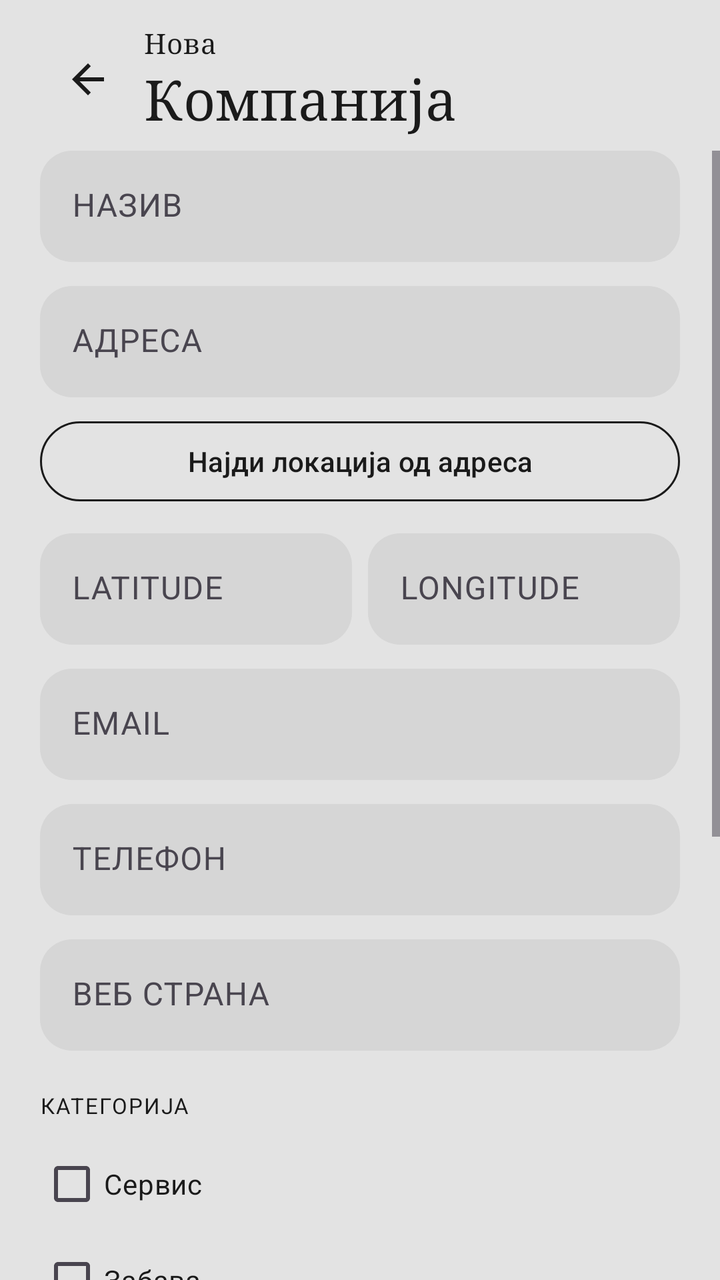
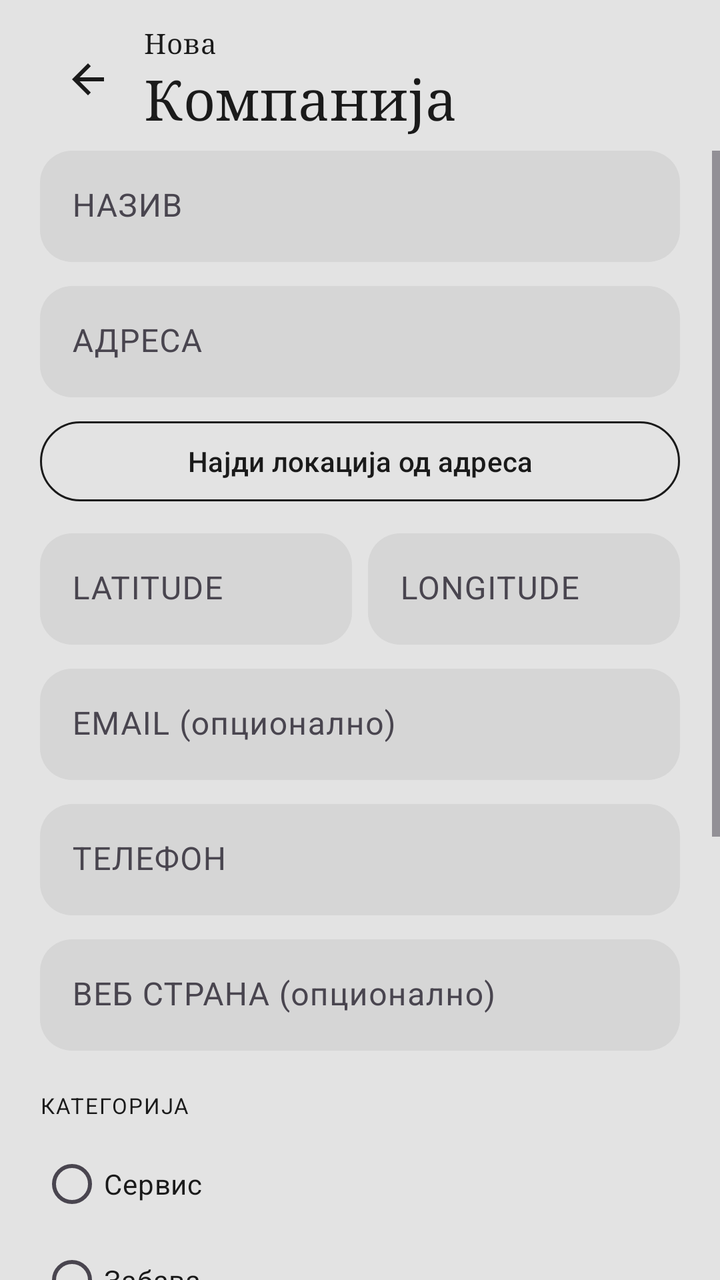

Screens rendered from an Android XML layout before and after an edit, with the pre-edit source and the edit as a unified diff.
<!-- AndroidManifest.xml: application theme Theme.Mesto_samostojna -->
<!-- res/layout/activity_add_company.xml -->
<?xml version="1.0" encoding="utf-8"?>
<LinearLayout xmlns:android="http://schemas.android.com/apk/res/android"
    xmlns:app="http://schemas.android.com/apk/res-auto"
    xmlns:tools="http://schemas.android.com/tools"
    android:id="@+id/add_company_root"
    android:layout_width="match_parent"
    android:layout_height="match_parent"
    android:background="@color/cream"
    android:orientation="vertical"
    tools:context=".AddCompanyActivity">

    
    <LinearLayout
        android:id="@+id/add_company_header"
        android:layout_width="match_parent"
        android:layout_height="wrap_content"
        android:gravity="center_vertical"
        android:orientation="horizontal"
        android:paddingStart="20dp"
        android:paddingTop="12dp"
        android:paddingEnd="20dp"
        android:paddingBottom="8dp">

        <ImageButton
            android:id="@+id/btn_back"
            android:layout_width="48dp"
            android:layout_height="48dp"
            android:background="?attr/selectableItemBackgroundBorderless"
            android:contentDescription="@string/nav_back"
            android:padding="12dp"
            android:src="@drawable/ic_arrow_back"
            app:tint="@color/ink" />

        <LinearLayout
            android:layout_width="0dp"
            android:layout_height="wrap_content"
            android:layout_marginStart="4dp"
            android:layout_weight="1"
            android:orientation="vertical">

            <TextView
                android:layout_width="wrap_content"
                android:layout_height="wrap_content"
                android:fontFamily="serif"
                android:letterSpacing="0.02"
                android:text="@string/screen_new_company_title_small"
                android:textColor="@color/ink"
                android:textSize="14sp" />

            <TextView
                android:layout_width="wrap_content"
                android:layout_height="wrap_content"
                android:fontFamily="serif"
                android:letterSpacing="0.01"
                android:text="@string/screen_new_company_title_large"
                android:textColor="@color/ink"
                android:textSize="28sp" />
        </LinearLayout>
    </LinearLayout>

    
    <ScrollView
        android:id="@+id/add_company_scroll"
        android:layout_width="match_parent"
        android:layout_height="0dp"
        android:layout_weight="1"
        android:clipToPadding="false"
        android:fadeScrollbars="false"
        android:fillViewport="false"
        android:scrollbars="vertical"
        android:scrollbarStyle="outsideOverlay"
        android:paddingStart="20dp"
        android:paddingEnd="20dp"
        android:paddingBottom="8dp">

        <LinearLayout
            android:layout_width="match_parent"
            android:layout_height="wrap_content"
            android:orientation="vertical">

            <com.google.android.material.textfield.TextInputLayout
                android:id="@+id/til_name"
                style="@style/Widget.Material3.TextInputLayout.FilledBox"
                android:layout_width="match_parent"
                android:layout_height="wrap_content"
                android:hint="@string/label_name"
                app:boxBackgroundColor="@color/linen"
                app:boxCornerRadiusBottomEnd="16dp"
                app:boxCornerRadiusBottomStart="16dp"
                app:boxCornerRadiusTopEnd="16dp"
                app:boxCornerRadiusTopStart="16dp"
                app:boxStrokeWidth="0dp"
                app:boxStrokeWidthFocused="0dp">

                <com.google.android.material.textfield.TextInputEditText
                    android:id="@+id/input_name"
                    android:layout_width="match_parent"
                    android:layout_height="wrap_content"
                    android:inputType="textCapWords"
                    android:textColor="@color/ink" />
            </com.google.android.material.textfield.TextInputLayout>

            <Space
                android:layout_width="match_parent"
                android:layout_height="12dp" />

            <com.google.android.material.textfield.TextInputLayout
                android:id="@+id/til_address"
                style="@style/Widget.Material3.TextInputLayout.FilledBox"
                android:layout_width="match_parent"
                android:layout_height="wrap_content"
                android:hint="@string/label_address"
                app:boxBackgroundColor="@color/linen"
                app:boxCornerRadiusBottomEnd="16dp"
                app:boxCornerRadiusBottomStart="16dp"
                app:boxCornerRadiusTopEnd="16dp"
                app:boxCornerRadiusTopStart="16dp"
                app:boxStrokeWidth="0dp"
                app:boxStrokeWidthFocused="0dp">

                <com.google.android.material.textfield.TextInputEditText
                    android:id="@+id/input_address"
                    android:layout_width="match_parent"
                    android:layout_height="wrap_content"
                    android:inputType="textPostalAddress"
                    android:textColor="@color/ink" />
            </com.google.android.material.textfield.TextInputLayout>

            <com.google.android.material.button.MaterialButton
                android:id="@+id/btn_find_location"
                style="@style/Widget.Material3.Button.OutlinedButton"
                android:layout_width="match_parent"
                android:layout_height="wrap_content"
                android:layout_marginTop="8dp"
                android:text="@string/btn_find_location"
                app:cornerRadius="24dp"
                app:strokeColor="@color/ink" />

            <Space
                android:layout_width="match_parent"
                android:layout_height="12dp" />

            <LinearLayout
                android:layout_width="match_parent"
                android:layout_height="wrap_content"
                android:orientation="horizontal">

                <com.google.android.material.textfield.TextInputLayout
                    android:id="@+id/til_latitude"
                    style="@style/Widget.Material3.TextInputLayout.FilledBox"
                    android:layout_width="0dp"
                    android:layout_height="wrap_content"
                    android:layout_marginEnd="8dp"
                    android:layout_weight="1"
                    android:hint="@string/label_latitude"
                    app:boxBackgroundColor="@color/linen"
                    app:boxCornerRadiusBottomEnd="16dp"
                    app:boxCornerRadiusBottomStart="16dp"
                    app:boxCornerRadiusTopEnd="16dp"
                    app:boxCornerRadiusTopStart="16dp"
                    app:boxStrokeWidth="0dp"
                    app:boxStrokeWidthFocused="0dp">

                    <com.google.android.material.textfield.TextInputEditText
                        android:id="@+id/input_latitude"
                        android:layout_width="match_parent"
                        android:layout_height="wrap_content"
                        android:inputType="numberDecimal|numberSigned"
                        android:textColor="@color/ink" />
                </com.google.android.material.textfield.TextInputLayout>

                <com.google.android.material.textfield.TextInputLayout
                    android:id="@+id/til_longitude"
                    style="@style/Widget.Material3.TextInputLayout.FilledBox"
                    android:layout_width="0dp"
                    android:layout_height="wrap_content"
                    android:layout_weight="1"
                    android:hint="@string/label_longitude"
                    app:boxBackgroundColor="@color/linen"
                    app:boxCornerRadiusBottomEnd="16dp"
                    app:boxCornerRadiusBottomStart="16dp"
                    app:boxCornerRadiusTopEnd="16dp"
                    app:boxCornerRadiusTopStart="16dp"
                    app:boxStrokeWidth="0dp"
                    app:boxStrokeWidthFocused="0dp">

                    <com.google.android.material.textfield.TextInputEditText
                        android:id="@+id/input_longitude"
                        android:layout_width="match_parent"
                        android:layout_height="wrap_content"
                        android:inputType="numberDecimal|numberSigned"
                        android:textColor="@color/ink" />
                </com.google.android.material.textfield.TextInputLayout>
            </LinearLayout>

            <Space
                android:layout_width="match_parent"
                android:layout_height="12dp" />

            <com.google.android.material.textfield.TextInputLayout
                android:id="@+id/til_email"
                style="@style/Widget.Material3.TextInputLayout.FilledBox"
                android:layout_width="match_parent"
                android:layout_height="wrap_content"
                android:hint="@string/label_email"
                app:boxBackgroundColor="@color/linen"
                app:boxCornerRadiusBottomEnd="16dp"
                app:boxCornerRadiusBottomStart="16dp"
                app:boxCornerRadiusTopEnd="16dp"
                app:boxCornerRadiusTopStart="16dp"
                app:boxStrokeWidth="0dp"
                app:boxStrokeWidthFocused="0dp">

                <com.google.android.material.textfield.TextInputEditText
                    android:id="@+id/input_email"
                    android:layout_width="match_parent"
                    android:layout_height="wrap_content"
                    android:inputType="textEmailAddress"
                    android:textColor="@color/ink" />
            </com.google.android.material.textfield.TextInputLayout>

            <Space
                android:layout_width="match_parent"
                android:layout_height="12dp" />

            <com.google.android.material.textfield.TextInputLayout
                android:id="@+id/til_phone"
                style="@style/Widget.Material3.TextInputLayout.FilledBox"
                android:layout_width="match_parent"
                android:layout_height="wrap_content"
                android:hint="@string/label_phone"
                app:boxBackgroundColor="@color/linen"
                app:boxCornerRadiusBottomEnd="16dp"
                app:boxCornerRadiusBottomStart="16dp"
                app:boxCornerRadiusTopEnd="16dp"
                app:boxCornerRadiusTopStart="16dp"
                app:boxStrokeWidth="0dp"
                app:boxStrokeWidthFocused="0dp">

                <com.google.android.material.textfield.TextInputEditText
                    android:id="@+id/input_phone"
                    android:layout_width="match_parent"
                    android:layout_height="wrap_content"
                    android:inputType="phone"
                    android:textColor="@color/ink" />
            </com.google.android.material.textfield.TextInputLayout>

            <Space
                android:layout_width="match_parent"
                android:layout_height="12dp" />

            <com.google.android.material.textfield.TextInputLayout
                android:id="@+id/til_website"
                style="@style/Widget.Material3.TextInputLayout.FilledBox"
                android:layout_width="match_parent"
                android:layout_height="wrap_content"
                android:hint="@string/label_website"
                app:boxBackgroundColor="@color/linen"
                app:boxCornerRadiusBottomEnd="16dp"
                app:boxCornerRadiusBottomStart="16dp"
                app:boxCornerRadiusTopEnd="16dp"
                app:boxCornerRadiusTopStart="16dp"
                app:boxStrokeWidth="0dp"
                app:boxStrokeWidthFocused="0dp">

                <com.google.android.material.textfield.TextInputEditText
                    android:id="@+id/input_website"
                    android:layout_width="match_parent"
                    android:layout_height="wrap_content"
                    android:inputType="textUri"
                    android:textColor="@color/ink" />
            </com.google.android.material.textfield.TextInputLayout>

            <Space
                android:layout_width="match_parent"
                android:layout_height="20dp" />

            <TextView
                android:layout_width="wrap_content"
                android:layout_height="wrap_content"
                android:letterSpacing="0.06"
                android:text="@string/label_category"
                android:textAllCaps="true"
                android:textColor="@color/ink"
                android:textSize="11sp" />

            <LinearLayout
                android:layout_width="match_parent"
                android:layout_height="wrap_content"
                android:layout_marginTop="8dp"
                android:orientation="vertical">

                <com.google.android.material.checkbox.MaterialCheckBox
                    android:id="@+id/cb_cat_service"
                    android:layout_width="match_parent"
                    android:layout_height="wrap_content"
                    android:text="@string/cat_service"
                    android:textColor="@color/ink" />

                <com.google.android.material.checkbox.MaterialCheckBox
                    android:id="@+id/cb_cat_entertainment"
                    android:layout_width="match_parent"
                    android:layout_height="wrap_content"
                    android:text="@string/cat_entertainment"
                    android:textColor="@color/ink" />

                <com.google.android.material.checkbox.MaterialCheckBox
                    android:id="@+id/cb_cat_industry"
                    android:layout_width="match_parent"
                    android:layout_height="wrap_content"
                    android:text="@string/cat_industry"
                    android:textColor="@color/ink" />

                <com.google.android.material.checkbox.MaterialCheckBox
                    android:id="@+id/cb_cat_education"
                    android:layout_width="match_parent"
                    android:layout_height="wrap_content"
                    android:text="@string/cat_education"
                    android:textColor="@color/ink" />

                <com.google.android.material.checkbox.MaterialCheckBox
                    android:id="@+id/cb_cat_other"
                    android:layout_width="match_parent"
                    android:layout_height="wrap_content"
                    android:text="@string/cat_other"
                    android:textColor="@color/ink" />
            </LinearLayout>

            <Space
                android:layout_width="match_parent"
                android:layout_height="20dp" />

            <TextView
                android:layout_width="wrap_content"
                android:layout_height="wrap_content"
                android:letterSpacing="0.06"
                android:text="@string/label_location"
                android:textAllCaps="true"
                android:textColor="@color/ink"
                android:textSize="11sp" />

            <LinearLayout
                android:id="@+id/location_preview"
                android:layout_width="match_parent"
                android:layout_height="wrap_content"
                android:layout_marginTop="8dp"
                android:background="@drawable/bg_location_card"
                android:gravity="center_vertical"
                android:orientation="horizontal"
                android:padding="14dp">

                <ImageView
                    android:layout_width="22dp"
                    android:layout_height="22dp"
                    android:contentDescription="@string/label_location"
                    android:importantForAccessibility="no"
                    android:src="@drawable/ic_location_pin" />

                <TextView
                    android:id="@+id/text_location_coords"
                    android:layout_width="0dp"
                    android:layout_height="wrap_content"
                    android:layout_marginStart="10dp"
                    android:layout_weight="1"
                    android:fontFamily="sans-serif-medium"
                    android:text="@string/location_placeholder"
                    android:textColor="@color/ink"
                    android:textSize="14sp" />
            </LinearLayout>

            <Space
                android:layout_width="match_parent"
                android:layout_height="24dp" />

            <com.google.android.material.button.MaterialButton
                android:id="@+id/btn_save"
                style="@style/Widget.Material3.Button"
                android:layout_width="match_parent"
                android:layout_height="56dp"
                android:layout_marginBottom="24dp"
                android:insetTop="0dp"
                android:insetBottom="0dp"
                android:text="@string/btn_save"
                android:textAllCaps="true"
                android:textSize="15sp"
                app:backgroundTint="@color/ink"
                app:cornerRadius="28dp" />
        </LinearLayout>
    </ScrollView>
</LinearLayout>
<!-- resources referenced by this layout -->
<resources>
  <color name="cream">#E3E3E3</color>
  <color name="ink">#1A1A1A</color>
  <color name="linen">#D6D6D6</color>
  <!-- drawable bg_location_card (drawable) -->
  <?xml version="1.0" encoding="utf-8"?>
  <shape xmlns:android="http://schemas.android.com/apk/res/android"
      android:shape="rectangle">
      <solid android:color="@color/linen" />
      <corners android:radius="16dp" />
      <stroke
          android:width="1dp"
          android:color="@color/sand" />
  </shape>
  <!-- drawable ic_arrow_back (drawable) -->
  <?xml version="1.0" encoding="utf-8"?>
  <vector xmlns:android="http://schemas.android.com/apk/res/android"
      android:width="24dp"
      android:height="24dp"
      android:viewportWidth="24"
      android:viewportHeight="24">
      <path
          android:fillColor="#FF000000"
          android:pathData="M20,11H7.83l5.59,-5.59L12,4l-8,8 8,8 1.41,-1.41L7.83,13H20v-2z" />
  </vector>
  <!-- drawable ic_location_pin (drawable) -->
  <?xml version="1.0" encoding="utf-8"?>
  <vector xmlns:android="http://schemas.android.com/apk/res/android"
      android:width="24dp"
      android:height="24dp"
      android:viewportWidth="24"
      android:viewportHeight="24">
      <path
          android:fillColor="#B87D6B"
          android:pathData="M12,2C8.13,2 5,5.13 5,9c0,5.25 7,13 7,13s7,-7.75 7,-13c0,-3.87 -3.13,-7 -7,-7zM12,11.5c-1.38,0 -2.5,-1.12 -2.5,-2.5s1.12,-2.5 2.5,-2.5 2.5,1.12 2.5,2.5 -1.12,2.5 -2.5,2.5z" />
  </vector>
  <string name="btn_find_location">Најди локација од адреса</string>
  <string name="btn_save">ЗАЧУВАЈ</string>
  <string name="cat_education">Едукација</string>
  <string name="cat_entertainment">Забава</string>
  <string name="cat_industry">Индустрија</string>
  <string name="cat_other">Друго</string>
  <string name="cat_service">Сервис</string>
  <string name="label_address">АДРЕСА</string>
  <string name="label_category">КАТЕГОРИЈА</string>
  <string name="label_email">EMAIL</string>
  <string name="label_latitude">LATITUDE</string>
  <string name="label_location">ЛОКАЦИЈА</string>
  <string name="label_longitude">LONGITUDE</string>
  <string name="label_name">НАЗИВ</string>
  <string name="label_phone">ТЕЛЕФОН</string>
  <string name="label_website">ВЕБ СТРАНА</string>
  <string name="location_placeholder">41.7452° N - 22.1939° E</string>
  <string name="nav_back">Назад</string>
  <string name="screen_new_company_title_large">Компанија</string>
  <string name="screen_new_company_title_small">Нова</string>
  <style name="Theme.Mesto_samostojna" parent="Base.Theme.Mesto_samostojna" />
  <color name="sand">#CFCFCF</color>
  <style name="Base.Theme.Mesto_samostojna" parent="Theme.Material3.DayNight.NoActionBar">
          <item name="android:statusBarColor">@color/cream</item>
          <item name="android:navigationBarColor">@color/cream</item>
          <item name="android:windowLightStatusBar">true</item>
          <item name="colorPrimary">@color/ink</item>
          <item name="colorSurface">@color/cream</item>
          <item name="android:colorBackground">@color/cream</item>
      </style>
</resources>

<!-- the commit's change to res/layout/activity_add_company.xml (unified diff, before → after) -->
@@ -284,47 +284,48 @@
                 android:textColor="@color/ink"
                 android:textSize="11sp" />
 
-            <LinearLayout
+            <RadioGroup
+                android:id="@+id/rg_categories"
                 android:layout_width="match_parent"
                 android:layout_height="wrap_content"
                 android:layout_marginTop="8dp"
                 android:orientation="vertical">
 
-                <com.google.android.material.checkbox.MaterialCheckBox
-                    android:id="@+id/cb_cat_service"
+                <com.google.android.material.radiobutton.MaterialRadioButton
+                    android:id="@+id/rb_cat_service"
                     android:layout_width="match_parent"
                     android:layout_height="wrap_content"
                     android:text="@string/cat_service"
                     android:textColor="@color/ink" />
 
-                <com.google.android.material.checkbox.MaterialCheckBox
-                    android:id="@+id/cb_cat_entertainment"
+                <com.google.android.material.radiobutton.MaterialRadioButton
+                    android:id="@+id/rb_cat_entertainment"
                     android:layout_width="match_parent"
                     android:layout_height="wrap_content"
                     android:text="@string/cat_entertainment"
                     android:textColor="@color/ink" />
 
-                <com.google.android.material.checkbox.MaterialCheckBox
-                    android:id="@+id/cb_cat_industry"
+                <com.google.android.material.radiobutton.MaterialRadioButton
+                    android:id="@+id/rb_cat_industry"
                     android:layout_width="match_parent"
                     android:layout_height="wrap_content"
                     android:text="@string/cat_industry"
                     android:textColor="@color/ink" />
 
-                <com.google.android.material.checkbox.MaterialCheckBox
-                    android:id="@+id/cb_cat_education"
+                <com.google.android.material.radiobutton.MaterialRadioButton
+                    android:id="@+id/rb_cat_education"
                     android:layout_width="match_parent"
                     android:layout_height="wrap_content"
                     android:text="@string/cat_education"
                     android:textColor="@color/ink" />
 
-                <com.google.android.material.checkbox.MaterialCheckBox
-                    android:id="@+id/cb_cat_other"
+                <com.google.android.material.radiobutton.MaterialRadioButton
+                    android:id="@+id/rb_cat_other"
                     android:layout_width="match_parent"
                     android:layout_height="wrap_content"
                     android:text="@string/cat_other"
                     android:textColor="@color/ink" />
-            </LinearLayout>
+            </RadioGroup>
 
             <Space
                 android:layout_width="match_parent"
<!-- resource entries referenced after the edit -->
@@ -44,13 +44,13 @@
   <string name="cat_service">Сервис</string>
   <string name="label_address">АДРЕСА</string>
   <string name="label_category">КАТЕГОРИЈА</string>
-  <string name="label_email">EMAIL</string>
+  <string name="label_email">EMAIL (опционално)</string>
   <string name="label_latitude">LATITUDE</string>
   <string name="label_location">ЛОКАЦИЈА</string>
   <string name="label_longitude">LONGITUDE</string>
   <string name="label_name">НАЗИВ</string>
   <string name="label_phone">ТЕЛЕФОН</string>
-  <string name="label_website">ВЕБ СТРАНА</string>
+  <string name="label_website">ВЕБ СТРАНА (опционално)</string>
   <string name="location_placeholder">41.7452° N - 22.1939° E</string>
   <string name="nav_back">Назад</string>
   <string name="screen_new_company_title_large">Компанија</string>
